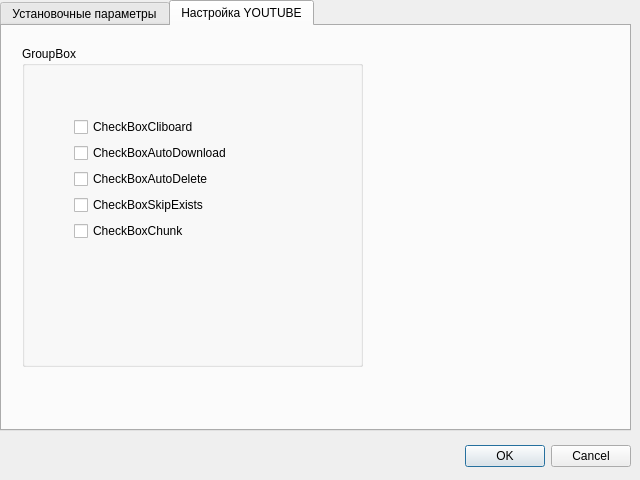
Above: YOUTUBE_Setup.ui from lisitsinyr/YOUTUBE_PY before the change. Below: the same form after it.
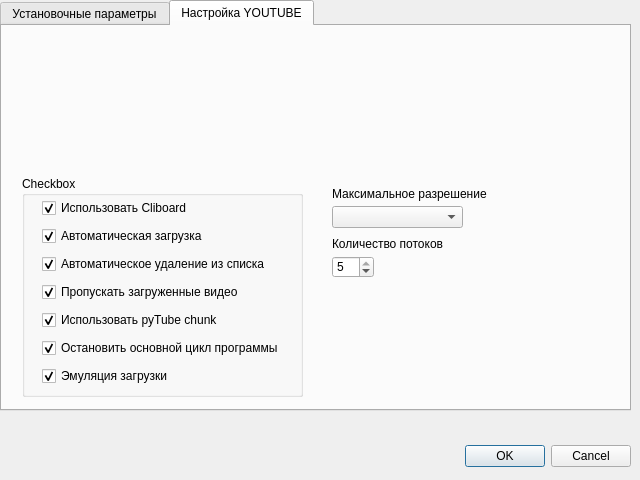
That is the form after the change. The open tabs and pages were chosen to show the change.

```diff
--- a/YOUTUBE_Setup.ui
+++ b/YOUTUBE_Setup.ui
@@ -41,11 +41,11 @@
      <x>0</x>
      <y>0</y>
      <width>631</width>
-     <height>431</height>
+     <height>411</height>
     </rect>
    </property>
    <property name="currentIndex">
-    <number>0</number>
+    <number>1</number>
    </property>
    <widget class="QWidget" name="tab_1">
     <attribute name="title">
@@ -191,169 +191,6 @@
       </item>
      </layout>
     </widget>
-    <widget class="QGroupBox" name="groupBox_Checkbox">
-     <property name="geometry">
-      <rect>
-       <x>240</x>
-       <y>210</y>
-       <width>230</width>
-       <height>191</height>
-      </rect>
-     </property>
-     <property name="title">
-      <string>Checkbox</string>
-     </property>
-     <widget class="QWidget" name="layoutWidget">
-      <property name="geometry">
-       <rect>
-        <x>20</x>
-        <y>20</y>
-        <width>202</width>
-        <height>136</height>
-       </rect>
-      </property>
-      <layout class="QVBoxLayout" name="verticalLayout">
-       <item>
-        <widget class="QCheckBox" name="checkBox_CheckBoxCliboard">
-         <property name="minimumSize">
-          <size>
-           <width>200</width>
-           <height>22</height>
-          </size>
-         </property>
-         <property name="maximumSize">
-          <size>
-           <width>200</width>
-           <height>22</height>
-          </size>
-         </property>
-         <property name="text">
-          <string>CheckBoxCliboard</string>
-         </property>
-         <property name="checked">
-          <bool>true</bool>
-         </property>
-        </widget>
-       </item>
-       <item>
-        <widget class="QCheckBox" name="checkBox_CheckBoxAutoDownload">
-         <property name="minimumSize">
-          <size>
-           <width>200</width>
-           <height>22</height>
-          </size>
-         </property>
-         <property name="maximumSize">
-          <size>
-           <width>200</width>
-           <height>22</height>
-          </size>
-         </property>
-         <property name="text">
-          <string>CheckBoxAutoDownload</string>
-         </property>
-         <property name="checked">
-          <bool>true</bool>
-         </property>
-        </widget>
-       </item>
-       <item>
-        <widget class="QCheckBox" name="checkBox_CheckBoxAutoDelete">
-         <property name="minimumSize">
-          <size>
-           <width>200</width>
-           <height>22</height>
-          </size>
-         </property>
-         <property name="maximumSize">
-          <size>
-           <width>200</width>
-           <height>22</height>
-          </size>
-         </property>
-         <property name="text">
-          <string>CheckBoxAutoDelete</string>
-         </property>
-         <property name="checked">
-          <bool>true</bool>
-         </property>
-        </widget>
-       </item>
-       <item>
-        <widget class="QCheckBox" name="checkBox_CheckBoxSkipExists">
-         <property name="minimumSize">
-          <size>
-           <width>200</width>
-           <height>22</height>
-          </size>
-         </property>
-         <property name="maximumSize">
-          <size>
-           <width>200</width>
-           <height>22</height>
-          </size>
-         </property>
-         <property name="text">
-          <string>CheckBoxSkipExists</string>
-         </property>
-         <property name="checked">
-          <bool>true</bool>
-         </property>
-        </widget>
-       </item>
-       <item>
-        <widget class="QCheckBox" name="checkBox_CheckBoxChunk">
-         <property name="minimumSize">
-          <size>
-           <width>200</width>
-           <height>22</height>
-          </size>
-         </property>
-         <property name="maximumSize">
-          <size>
-           <width>200</width>
-           <height>22</height>
-          </size>
-         </property>
-         <property name="text">
-          <string>CheckBoxChunk</string>
-         </property>
-         <property name="checked">
-          <bool>true</bool>
-         </property>
-        </widget>
-       </item>
-      </layout>
-     </widget>
-     <widget class="QCheckBox" name="checkBox_CheckBoxStop">
-      <property name="geometry">
-       <rect>
-        <x>20</x>
-        <y>160</y>
-        <width>200</width>
-        <height>22</height>
-       </rect>
-      </property>
-      <property name="minimumSize">
-       <size>
-        <width>200</width>
-        <height>22</height>
-       </size>
-      </property>
-      <property name="maximumSize">
-       <size>
-        <width>200</width>
-        <height>22</height>
-       </size>
-      </property>
-      <property name="text">
-       <string>CheckBoxStop</string>
-      </property>
-      <property name="checked">
-       <bool>true</bool>
-      </property>
-     </widget>
-    </widget>
     <widget class="QWidget" name="layoutWidget">
      <property name="geometry">
       <rect>
@@ -502,169 +339,245 @@
       </item>
      </layout>
     </widget>
-    <widget class="QComboBox" name="comboBox_MaxRes">
-     <property name="geometry">
-      <rect>
-       <x>490</x>
-       <y>230</y>
-       <width>111</width>
-       <height>22</height>
-      </rect>
-     </property>
-    </widget>
-    <widget class="QCheckBox" name="checkBox_CheckBoxDownload">
-     <property name="geometry">
-      <rect>
-       <x>480</x>
-       <y>370</y>
-       <width>100</width>
-       <height>22</height>
-      </rect>
-     </property>
-     <property name="minimumSize">
-      <size>
-       <width>100</width>
-       <height>22</height>
-      </size>
-     </property>
-     <property name="maximumSize">
-      <size>
-       <width>100</width>
-       <height>22</height>
-      </size>
-     </property>
-     <property name="text">
-      <string>CheckBoxDownload</string>
-     </property>
-     <property name="checked">
-      <bool>true</bool>
-     </property>
-    </widget>
    </widget>
    <widget class="QWidget" name="tab_2">
     <attribute name="title">
      <string>Настройка YOUTUBE</string>
     </attribute>
-    <widget class="QGroupBox" name="groupBox_3">
+    <widget class="QComboBox" name="comboBox_MaxRes">
+     <property name="geometry">
+      <rect>
+       <x>330</x>
+       <y>180</y>
+       <width>131</width>
+       <height>22</height>
+      </rect>
+     </property>
+    </widget>
+    <widget class="QGroupBox" name="groupBox_Checkbox">
      <property name="geometry">
       <rect>
        <x>20</x>
-       <y>20</y>
-       <width>341</width>
-       <height>321</height>
+       <y>150</y>
+       <width>281</width>
+       <height>221</height>
       </rect>
      </property>
      <property name="title">
-      <string>GroupBox</string>
+      <string>Checkbox</string>
      </property>
      <widget class="QWidget" name="layoutWidget">
       <property name="geometry">
        <rect>
-        <x>51</x>
-        <y>71</y>
-        <width>202</width>
-        <height>126</height>
+        <x>20</x>
+        <y>21</y>
+        <width>245</width>
+        <height>192</height>
        </rect>
       </property>
-      <layout class="QGridLayout" name="gridLayout">
-       <item row="0" column="0">
-        <widget class="QCheckBox" name="checkBox_CheckBoxCliboard_2">
+      <layout class="QVBoxLayout" name="verticalLayout">
+       <item>
+        <widget class="QCheckBox" name="checkBox_CheckBoxCliboard">
          <property name="minimumSize">
           <size>
            <width>200</width>
-           <height>0</height>
+           <height>22</height>
           </size>
          </property>
          <property name="maximumSize">
           <size>
-           <width>200</width>
-           <height>16777215</height>
+           <width>300</width>
+           <height>22</height>
           </size>
          </property>
          <property name="text">
-          <string>CheckBoxCliboard</string>
+          <string>Использовать Cliboard</string>
          </property>
+         <property name="checked">
+          <bool>true</bool>
+         </property>
         </widget>
        </item>
-       <item row="1" column="0">
-        <widget class="QCheckBox" name="checkBox_CheckBoxAutoDownload_2">
+       <item>
+        <widget class="QCheckBox" name="checkBox_CheckBoxAutoDownload">
          <property name="minimumSize">
           <size>
            <width>200</width>
-           <height>0</height>
+           <height>22</height>
           </size>
          </property>
          <property name="maximumSize">
           <size>
-           <width>200</width>
-           <height>16777215</height>
+           <width>300</width>
+           <height>22</height>
           </size>
          </property>
          <property name="text">
-          <string>CheckBoxAutoDownload</string>
+          <string>Автоматическая загрузка</string>
          </property>
+         <property name="checked">
+          <bool>true</bool>
+         </property>
         </widget>
        </item>
-       <item row="2" column="0">
-        <widget class="QCheckBox" name="checkBox_CheckBoxAutoDelete_2">
+       <item>
+        <widget class="QCheckBox" name="checkBox_CheckBoxAutoDelete">
          <property name="minimumSize">
           <size>
            <width>200</width>
-           <height>0</height>
+           <height>22</height>
           </size>
          </property>
          <property name="maximumSize">
           <size>
-           <width>200</width>
-           <height>16777215</height>
+           <width>300</width>
+           <height>22</height>
           </size>
          </property>
          <property name="text">
-          <string>CheckBoxAutoDelete</string>
+          <string>Автоматическое удаление из списка</string>
          </property>
+         <property name="checked">
+          <bool>true</bool>
+         </property>
         </widget>
        </item>
-       <item row="3" column="0">
-        <widget class="QCheckBox" name="checkBox_CheckBoxSkipExists_2">
+       <item>
+        <widget class="QCheckBox" name="checkBox_CheckBoxSkipExists">
          <property name="minimumSize">
           <size>
            <width>200</width>
-           <height>0</height>
+           <height>22</height>
           </size>
          </property>
          <property name="maximumSize">
           <size>
+           <width>300</width>
+           <height>22</height>
+          </size>
+         </property>
+         <property name="text">
+          <string>Пропускать загруженные видео</string>
+         </property>
+         <property name="checked">
+          <bool>true</bool>
+         </property>
+        </widget>
+       </item>
+       <item>
+        <widget class="QCheckBox" name="checkBox_CheckBoxChunk">
+         <property name="minimumSize">
+          <size>
            <width>200</width>
-           <height>16777215</height>
+           <height>22</height>
           </size>
          </property>
+         <property name="maximumSize">
+          <size>
+           <width>300</width>
+           <height>22</height>
+          </size>
+         </property>
          <property name="text">
-          <string>CheckBoxSkipExists</string>
+          <string>Использовать pyTube chunk</string>
          </property>
+         <property name="checked">
+          <bool>true</bool>
+         </property>
         </widget>
        </item>
-       <item row="4" column="0">
-        <widget class="QCheckBox" name="checkBox_CheckBoxChunk_2">
+       <item>
+        <widget class="QCheckBox" name="checkBox_CheckBoxStop">
          <property name="minimumSize">
           <size>
            <width>200</width>
-           <height>0</height>
+           <height>22</height>
           </size>
          </property>
          <property name="maximumSize">
           <size>
+           <width>300</width>
+           <height>22</height>
+          </size>
+         </property>
+         <property name="text">
+          <string>Остановить основной цикл программы</string>
+         </property>
+         <property name="checked">
+          <bool>true</bool>
+         </property>
+        </widget>
+       </item>
+       <item>
+        <widget class="QCheckBox" name="checkBox_CheckBoxDownload">
+         <property name="minimumSize">
+          <size>
            <width>200</width>
-           <height>16777215</height>
+           <height>22</height>
           </size>
          </property>
+         <property name="maximumSize">
+          <size>
+           <width>300</width>
+           <height>22</height>
+          </size>
+         </property>
          <property name="text">
-          <string>CheckBoxChunk</string>
+          <string>Эмуляция загрузки </string>
+         </property>
+         <property name="checked">
+          <bool>true</bool>
          </property>
         </widget>
        </item>
       </layout>
      </widget>
     </widget>
+    <widget class="QLabel" name="label_MaxRes">
+     <property name="geometry">
+      <rect>
+       <x>330</x>
+       <y>160</y>
+       <width>261</width>
+       <height>16</height>
+      </rect>
+     </property>
+     <property name="text">
+      <string>Максимальное разрешение</string>
+     </property>
+    </widget>
+    <widget class="QSpinBox" name="spinBox_NumberThread">
+     <property name="geometry">
+      <rect>
+       <x>330</x>
+       <y>230</y>
+       <width>42</width>
+       <height>22</height>
+      </rect>
+     </property>
+     <property name="minimum">
+      <number>1</number>
+     </property>
+     <property name="maximum">
+      <number>5</number>
+     </property>
+     <property name="value">
+      <number>5</number>
+     </property>
+    </widget>
+    <widget class="QLabel" name="label_NumberThread">
+     <property name="geometry">
+      <rect>
+       <x>330</x>
+       <y>210</y>
+       <width>261</width>
+       <height>16</height>
+      </rect>
+     </property>
+     <property name="text">
+      <string>Количество потоков</string>
+     </property>
+    </widget>
    </widget>
   </widget>
  </widget>
```
